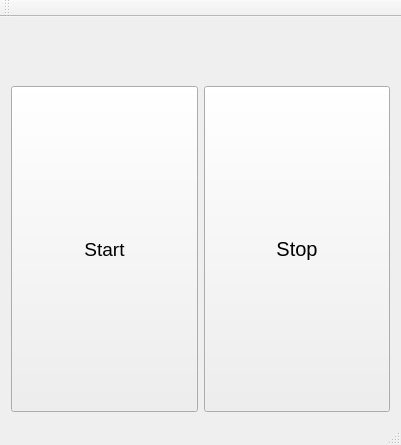
This is pomodoro/pomodoro_view.ui in mikkac/pomodoro_qt as Qt 5 draws it before an edit. The edited form follows.
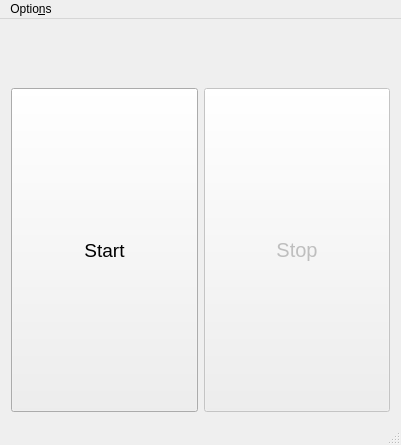
This is the edited form.

What changed in the file:
```diff
--- a/pomodoro/pomodoro_view.ui
+++ b/pomodoro/pomodoro_view.ui
@@ -73,6 +73,9 @@
         </item>
         <item>
          <widget class="QPushButton" name="stopButton">
+          <property name="enabled">
+           <bool>false</bool>
+          </property>
           <property name="sizePolicy">
            <sizepolicy hsizetype="Expanding" vsizetype="Expanding">
             <horstretch>0</horstretch>
@@ -104,14 +107,13 @@
      <height>20</height>
     </rect>
    </property>
-  </widget>
-  <widget class="QToolBar" name="mainToolBar">
-   <attribute name="toolBarArea">
-    <enum>TopToolBarArea</enum>
-   </attribute>
-   <attribute name="toolBarBreak">
-    <bool>false</bool>
-   </attribute>
+   <widget class="QMenu" name="menuPreferences">
+    <property name="title">
+     <string>Optio&amp;ns</string>
+    </property>
+    <addaction name="actionPreferences"/>
+   </widget>
+   <addaction name="menuPreferences"/>
   </widget>
   <widget class="QStatusBar" name="statusBar"/>
  </widget>
```
Left out of the diff: 5 changed lines with no effect on the pictures.
